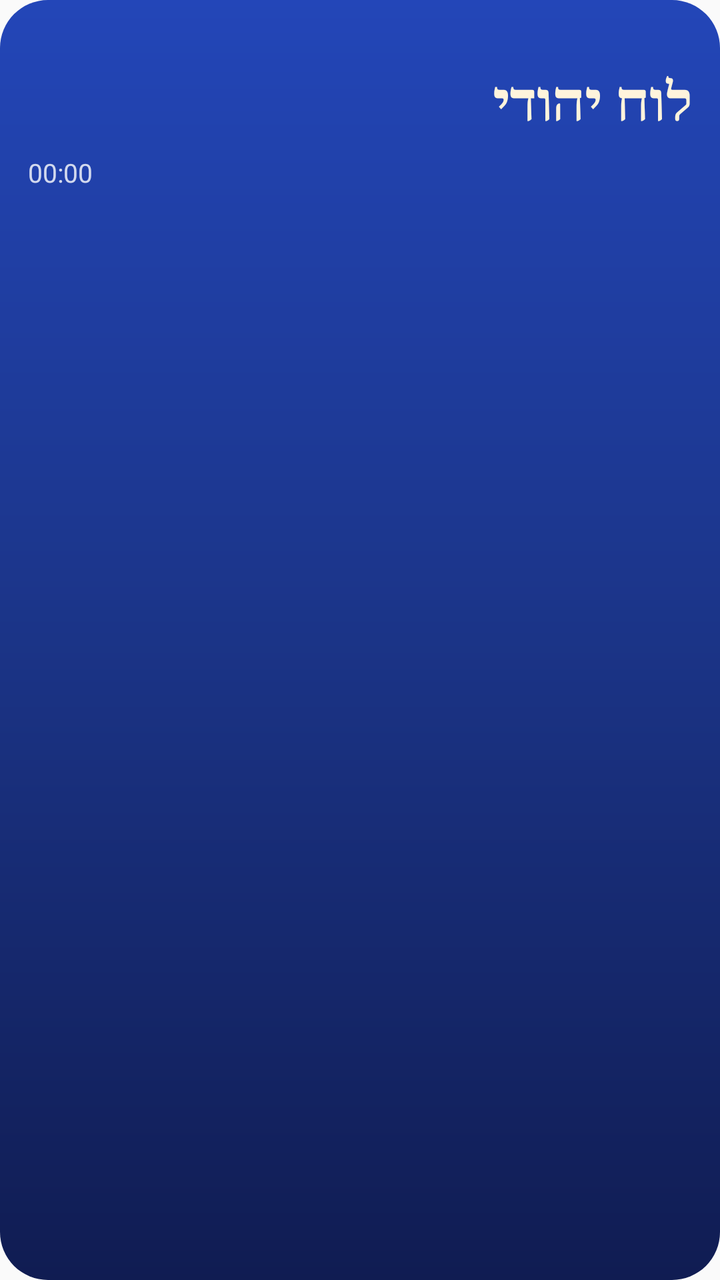
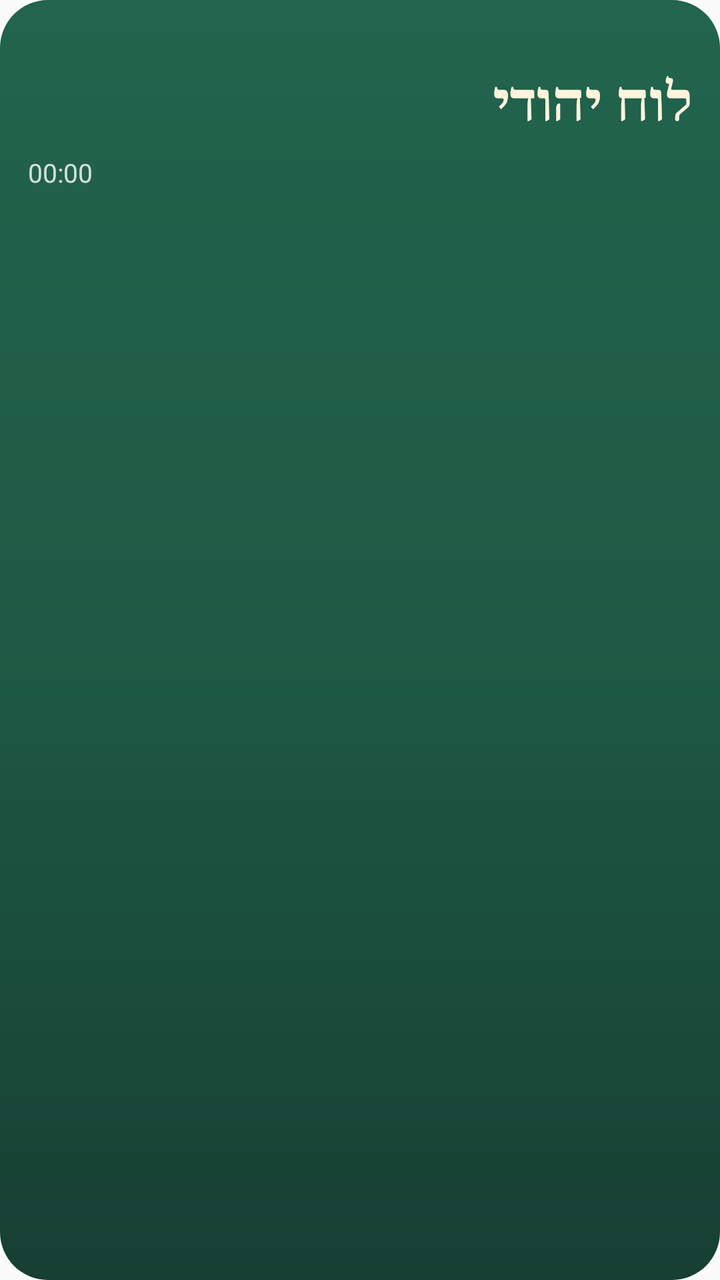

Before-and-after screenshots of an Android layout around one commit, followed by the original layout XML and the change that was made.
<!-- AndroidManifest.xml: application theme AppTheme -->
<!-- res/layout/widget_luach.xml -->
<?xml version="1.0" encoding="utf-8"?>
<FrameLayout xmlns:android="http://schemas.android.com/apk/res/android"
    android:id="@+id/w_root"
    android:layout_width="match_parent"
    android:layout_height="match_parent"
    android:background="@drawable/widget_bg"
    android:layoutDirection="rtl"
    android:padding="14dp">

    <LinearLayout
        android:id="@+id/w_content"
        android:layout_width="match_parent"
        android:layout_height="match_parent"
        android:layoutDirection="rtl"
        android:orientation="vertical">

        <LinearLayout
            android:layout_width="match_parent"
            android:layout_height="wrap_content"
            android:layoutDirection="rtl"
            android:orientation="horizontal">
            <TextView
                android:id="@+id/w_greg"
                android:layout_width="0dp"
                android:layout_height="wrap_content"
                android:layout_weight="1"
                android:gravity="start"
                android:maxLines="1"
                android:textColor="#D9FFFFFF"
                android:textSize="12sp" />
            <TextView
                android:id="@+id/w_city"
                android:layout_width="wrap_content"
                android:layout_height="wrap_content"
                android:maxLines="1"
                android:textColor="#B3FFFFFF"
                android:textSize="12sp" />
        </LinearLayout>

        <TextView
            android:id="@+id/w_hebrew"
            android:layout_width="match_parent"
            android:layout_height="wrap_content"
            android:layout_marginTop="2dp"
            android:fontFamily="serif"
            android:gravity="start"
            android:maxLines="1"
            android:text="לוח יהודי"
            android:textColor="#FFFFF4DC"
            android:textSize="26sp"
            android:textStyle="bold" />

        <LinearLayout
            android:layout_width="match_parent"
            android:layout_height="wrap_content"
            android:layoutDirection="rtl"
            android:orientation="horizontal">
            <TextView
                android:id="@+id/w_eve"
                android:layout_width="wrap_content"
                android:layout_height="wrap_content"
                android:layout_marginEnd="6dp"
                android:background="@drawable/widget_pill"
                android:paddingStart="7dp"
                android:paddingEnd="7dp"
                android:text="מהשקיעה"
                android:textColor="#FFFFFFFF"
                android:textSize="11sp"
                android:visibility="gone" />
            <TextView
                android:id="@+id/w_label"
                android:layout_width="wrap_content"
                android:layout_height="wrap_content"
                android:maxLines="1"
                android:textColor="#FFF6CF7A"
                android:textSize="13sp"
                android:textStyle="bold"
                android:visibility="gone" />
        </LinearLayout>

        <LinearLayout
            android:id="@+id/w_next_row"
            android:layout_width="match_parent"
            android:layout_height="wrap_content"
            android:layout_marginTop="8dp"
            android:gravity="center_vertical"
            android:layoutDirection="rtl"
            android:orientation="horizontal">
            <TextView
                android:id="@+id/w_next_name"
                android:layout_width="wrap_content"
                android:layout_height="wrap_content"
                android:maxLines="1"
                android:textColor="#FFFFFFFF"
                android:textSize="14sp" />
            <TextView
                android:id="@+id/w_next_time"
                android:layout_width="wrap_content"
                android:layout_height="wrap_content"
                android:layout_marginStart="6dp"
                android:textColor="#FFFFFFFF"
                android:textSize="15sp"
                android:textStyle="bold" />
            <Chronometer
                android:id="@+id/w_count"
                android:layout_width="0dp"
                android:layout_height="wrap_content"
                android:layout_weight="1"
                android:gravity="end"
                android:textColor="#CCFFFFFF"
                android:textSize="13sp" />
        </LinearLayout>

        <TextView
            android:id="@+id/w_shabbat"
            android:layout_width="match_parent"
            android:layout_height="wrap_content"
            android:layout_marginTop="4dp"
            android:gravity="start"
            android:maxLines="1"
            android:textColor="#FFF6CF7A"
            android:textSize="12sp"
            android:visibility="gone" />
    </LinearLayout>

    <TextView
        android:id="@+id/w_empty"
        android:layout_width="match_parent"
        android:layout_height="match_parent"
        android:gravity="center"
        android:text="פתחו את האפליקציה כדי לעדכן את הלוח"
        android:textColor="#FFFFFFFF"
        android:textSize="14sp"
        android:visibility="gone" />
</FrameLayout>
<!-- resources referenced by this layout -->
<resources>
  <!-- drawable widget_bg (drawable) -->
  <?xml version="1.0" encoding="utf-8"?>
  <shape xmlns:android="http://schemas.android.com/apk/res/android" android:shape="rectangle">
      <corners android:radius="24dp" />
      <gradient android:angle="270" android:startColor="#FF2346B8" android:centerColor="#FF1B3487" android:endColor="#FF101C52" />
  </shape>
  <!-- drawable widget_pill (drawable) -->
  <?xml version="1.0" encoding="utf-8"?>
  <shape xmlns:android="http://schemas.android.com/apk/res/android" android:shape="rectangle">
      <corners android:radius="10dp" />
      <solid android:color="#33FFFFFF" />
  </shape>
  <style name="AppTheme" parent="Theme.AppCompat.Light.DarkActionBar">
          
          <item name="colorPrimary">@color/colorPrimary</item>
          <item name="colorPrimaryDark">@color/colorPrimaryDark</item>
          <item name="colorAccent">@color/colorAccent</item>
      </style>
</resources>

<!-- the commit's change to res/layout/widget_luach.xml (unified diff, before → after) -->
@@ -72,7 +72,7 @@
                 android:layout_width="wrap_content"
                 android:layout_height="wrap_content"
                 android:maxLines="1"
-                android:textColor="#FFF6CF7A"
+                android:textColor="#FFF0C46A"
                 android:textSize="13sp"
                 android:textStyle="bold"
                 android:visibility="gone" />
@@ -118,7 +118,7 @@
             android:layout_marginTop="4dp"
             android:gravity="start"
             android:maxLines="1"
-            android:textColor="#FFF6CF7A"
+            android:textColor="#FFF0C46A"
             android:textSize="12sp"
             android:visibility="gone" />
     </LinearLayout>
<!-- resource entries referenced after the edit -->
@@ -4,7 +4,7 @@
   <?xml version="1.0" encoding="utf-8"?>
   <shape xmlns:android="http://schemas.android.com/apk/res/android" android:shape="rectangle">
       <corners android:radius="24dp" />
-      <gradient android:angle="270" android:startColor="#FF2346B8" android:centerColor="#FF1B3487" android:endColor="#FF101C52" />
+      <gradient android:angle="270" android:startColor="#FF22644D" android:centerColor="#FF1E5A45" android:endColor="#FF173F33" />
   </shape>
   <!-- drawable widget_pill (drawable) -->
   <?xml version="1.0" encoding="utf-8"?>
